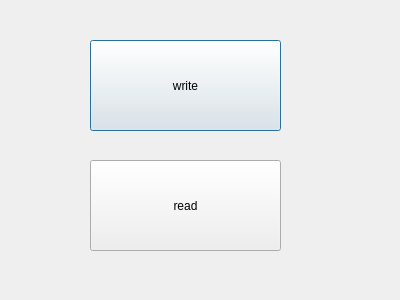
Before: the Qt Designer form gui/test.ui in addinedu-ros-5th/iot-repo-3, drawn with Qt 5.
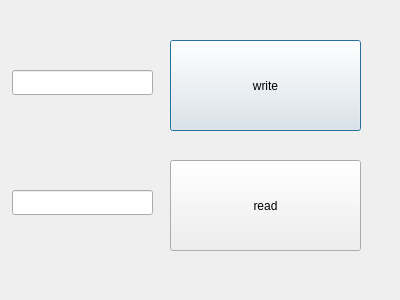
After: the same form once the commit is applied.

```diff
--- a/gui/test.ui
+++ b/gui/test.ui
@@ -16,7 +16,7 @@
   <widget class="QPushButton" name="btnwrite">
    <property name="geometry">
     <rect>
-     <x>90</x>
+     <x>170</x>
      <y>40</y>
      <width>191</width>
      <height>91</height>
@@ -29,7 +29,7 @@
   <widget class="QPushButton" name="btnread">
    <property name="geometry">
     <rect>
-     <x>90</x>
+     <x>170</x>
      <y>160</y>
      <width>191</width>
      <height>91</height>
@@ -39,6 +39,26 @@
     <string>read</string>
    </property>
   </widget>
+  <widget class="QLineEdit" name="lineEdit">
+   <property name="geometry">
+    <rect>
+     <x>12</x>
+     <y>70</y>
+     <width>141</width>
+     <height>25</height>
+    </rect>
+   </property>
+  </widget>
+  <widget class="QLineEdit" name="lineEdit_2">
+   <property name="geometry">
+    <rect>
+     <x>12</x>
+     <y>190</y>
+     <width>141</width>
+     <height>25</height>
+    </rect>
+   </property>
+  </widget>
  </widget>
  <resources/>
  <connections/>
```
